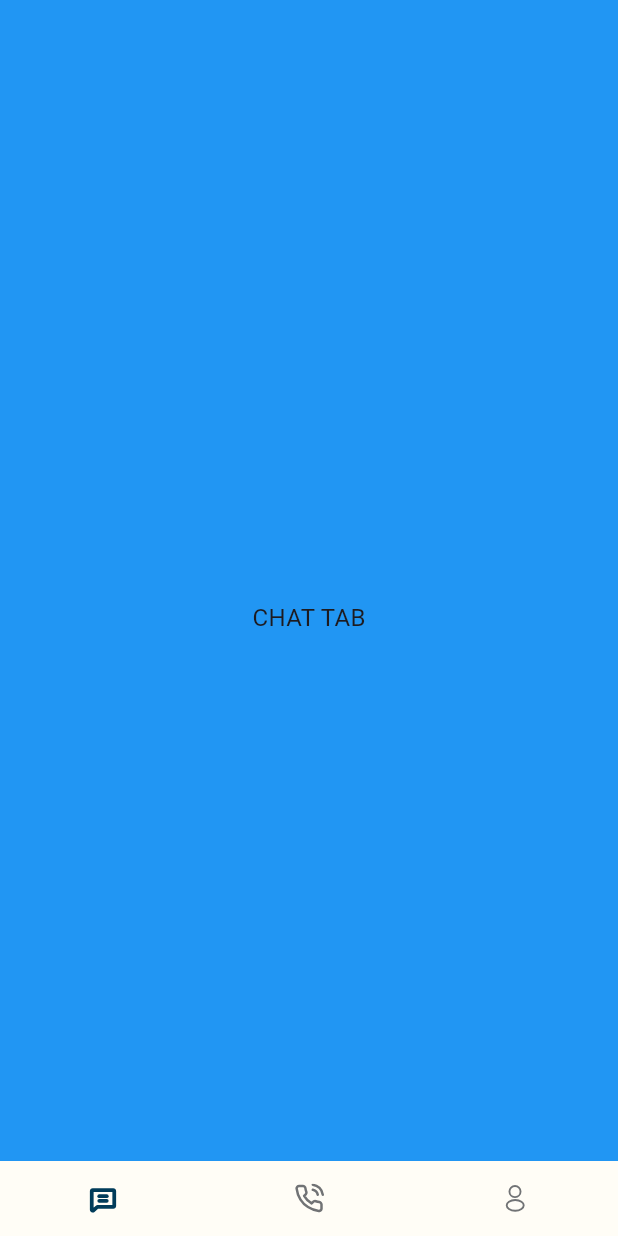
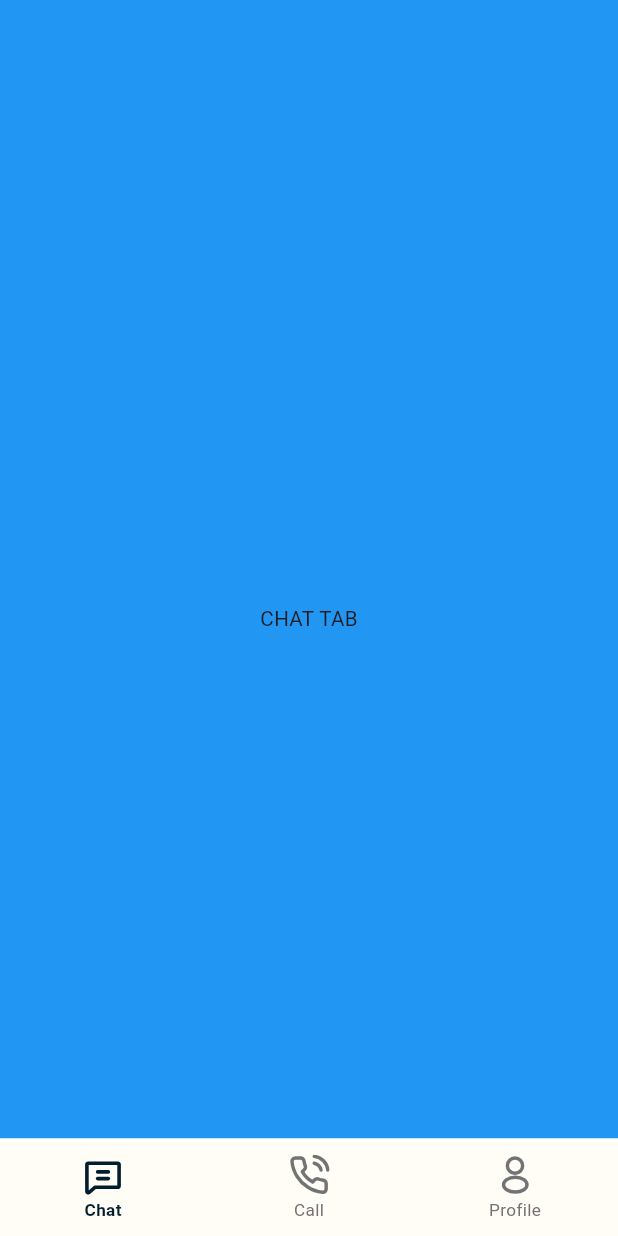
Before and after one commit to zakoraa/hajj-app, a Flutter app: the screen it shows after launch, on a phone screen of 412 x 824 dp. Run offline on Flutter 3.47's test engine with Material 3 defaults, Android fonts, the light colour scheme and no system bars; our stand-ins replace dio, flutter_riverpod, flutter_screenutil, flutter_svg, get_it, injectable and 3 more; generated files the repository leaves out were written again; Roboto replaces fonts that are missing (Poppins).

Commit message:
feat(styles): add text theme

```diff
--- a/lib/core/constants/assets/icon_asset_constant.dart
+++ b/lib/core/constants/assets/icon_asset_constant.dart
@@ -9,4 +9,5 @@ class IconAssetConstant {
   static const String call = "${basePath}call.svg";
   static const String chat = "${basePath}chat.svg";
   static const String profile = "${basePath}profile.svg";
+  static const String readStatus = "${basePath}read-status.svg";
 }
--- a/lib/core/constants/assets/image_asset_constant.dart
+++ b/lib/core/constants/assets/image_asset_constant.dart
@@ -5,4 +5,7 @@ class ImageAssetConstant {
   //  TODO: Menambahkan nama gambar dengan format selain svg dan icon
   // CONTOH
   //  static const String appLogo = "${basePath}app-logo.png";
+
+   static const String defaultProfile = "${basePath}default-profile.jpg";
+   static const String announcement = "${basePath}announcement.png";
 }
--- a/lib/core/constants/common/size_constant.dart
+++ b/lib/core/constants/common/size_constant.dart
@@ -1,5 +1,5 @@
 class SizeConstant {
   const SizeConstant._();
 
-  static const double bottomNavbarHeight = 50;
+  static const double bottomNavbarHeight = 65;
 }
--- a/lib/core/styles/colors/app_color.dart
+++ b/lib/core/styles/colors/app_color.dart
@@ -3,40 +3,42 @@ import 'package:flutter/material.dart';
 class AppColor {
   const AppColor._();
 
-  static theme(BuildContext context) => Theme.of(context);
+  static ColorScheme theme(BuildContext context) => Theme.of(context).colorScheme;
 
-  static Color primary(BuildContext context) => theme(context).colorScheme.primary;
-  static Color onPrimary(BuildContext context) => theme(context).colorScheme.onPrimary;
-  static Color borderPrimary(BuildContext context) => theme(context).colorScheme.primary;
-  static Color containerColorPrimary(BuildContext context) => theme(context).colorScheme.primaryContainer;
-  static Color onContainerColorPrimary(BuildContext context) => theme(context).colorScheme.onPrimaryContainer;
+  static Color primary(BuildContext context) => theme(context).primary;
+  static Color onPrimary(BuildContext context) => theme(context).onPrimary;
+  static Color borderPrimary(BuildContext context) => theme(context).primary;
+  static Color containerColorPrimary(BuildContext context) => theme(context).primaryContainer;
+  static Color onContainerColorPrimary(BuildContext context) => theme(context).onPrimaryContainer;
+  static Color primaryDarker(BuildContext context) => theme(context).primaryFixedDim;
 
-  static Color secondary(BuildContext context) => theme(context).colorScheme.secondary;
-  static Color onSecondary(BuildContext context) => theme(context).colorScheme.onSecondary;
-  static Color borderSecondary(BuildContext context) => theme(context).colorScheme.secondary;
-  static Color containerColorSecondary(BuildContext context) => theme(context).colorScheme.secondaryContainer;
-  static Color onContainerColorSecondary(BuildContext context) => theme(context).colorScheme.onSecondaryContainer;
+  static Color secondary(BuildContext context) => theme(context).secondary;
+  static Color onSecondary(BuildContext context) => theme(context).onSecondary;
+  static Color borderSecondary(BuildContext context) => theme(context).secondary;
+  static Color containerColorSecondary(BuildContext context) => theme(context).secondaryContainer;
+  static Color onContainerColorSecondary(BuildContext context) => theme(context).onSecondaryContainer;
 
-  static Color tertiary(BuildContext context) => theme(context).colorScheme.tertiary;
-  static Color onTertiary(BuildContext context) => theme(context).colorScheme.onTertiary;
-  static Color borderTertiary(BuildContext context) => theme(context).colorScheme.tertiary;
-  static Color containerColorTertiary(BuildContext context) => theme(context).colorScheme.tertiaryContainer;
-  static Color onContainerColorTertiary(BuildContext context) => theme(context).colorScheme.onTertiaryContainer;
+  static Color tertiary(BuildContext context) => theme(context).tertiary;
+  static Color onTertiary(BuildContext context) => theme(context).onTertiary;
+  static Color borderTertiary(BuildContext context) => theme(context).tertiary;
+  static Color containerColorTertiary(BuildContext context) => theme(context).tertiaryContainer;
+  static Color onContainerColorTertiary(BuildContext context) => theme(context).onTertiaryContainer;
 
-  static Color backgroundApp(BuildContext context) => theme(context).colorScheme.surface;
-  static Color onBackgroundApp(BuildContext context) => theme(context).colorScheme.onSurface;
-  static Color borderBackgroundApp(BuildContext context) => theme(context).colorScheme.surfaceContainerLow;
-  static Color containerColorBackgroundApp(BuildContext context) => theme(context).colorScheme.surfaceContainer;
-  static Color onContainerColorBackgroundApp(BuildContext context) => theme(context).colorScheme.onSurfaceContainer;
+  static Color backgroundApp(BuildContext context) => theme(context).surface;
+  static Color onBackgroundApp(BuildContext context) => theme(context).onSurface;
+  static Color borderBackgroundApp(BuildContext context) => theme(context).surfaceContainerLow;
+  static Color containerColorBackgroundApp(BuildContext context) => theme(context).surfaceContainer;
+  static Color onContainerColorBackgroundApp(BuildContext context) => theme(context).onSurfaceVariant;
 
-  static Color textColor(BuildContext context) => theme(context).colorScheme.onSurface;
+  static Color textColor(BuildContext context) => theme(context).onSurface;
 
-  static Color disableButton(BuildContext context) => theme(context).colorScheme.surfaceContainerHigh;
-  static Color disableTextOrIcon(BuildContext context) => theme(context).colorScheme.surfaceContainerHigh;
+  static Color disableButton(BuildContext context) => theme(context).surfaceContainerHigh;
+  static Color disableTextOrIcon(BuildContext context) => theme(context).surfaceContainerHigh;
 
-  static Color error(BuildContext context) => theme(context).colorScheme.error;
-  static Color onError(BuildContext context) => theme(context).colorScheme.onError;
+  static Color error(BuildContext context) => theme(context).error;
+  static Color onError(BuildContext context) => theme(context).onError;
 
-  static Color outline(BuildContext context) => theme(context).colorScheme.outline;
-  static Color shadow(BuildContext context) =>theme(context).colorScheme.shadow;
+  static Color outlineGrey(BuildContext context) => theme(context).outline;
+  static Color outlineLightGrey(BuildContext context) => theme(context).outlineVariant;
+  static Color shadow(BuildContext context) =>theme(context).shadow;
 }
--- a/lib/core/styles/colors/main_theme_color.dart
+++ b/lib/core/styles/colors/main_theme_color.dart
@@ -19,7 +19,7 @@ class MainThemeColor implements ThemeColor {
   Color get primaryFixed => primaryContainer; // Variasi tetap dari primary untuk konsistensi di area tertentu
 
   @override
-  Color get primaryFixedDim => primaryContainer.withValues(alpha: 0.8); // Versi redup dari primaryFixed
+  Color get primaryFixedDim => const Color(0xFF001E2D); // Versi redup dari primaryFixed
 
   @override
   Color get inversePrimary => white; // Warna kontras dengan primary (biasanya terang)
@@ -127,7 +127,7 @@ class MainThemeColor implements ThemeColor {
 
   // ========= Background and neutral colors
   @override
-  Color get lightGrey => const Color(0xFFBBBBBB); // Warna abu-abu terang untuk elemen netral
+  Color get lightGrey => const Color(0xFFEDEDED); // Warna abu-abu terang untuk elemen netral
 
   @override
   Color get grey => const Color(0xFF1F1F1F); // Warna abu-abu gelap untuk elemen netral
--- a/lib/core/styles/fonts/app_font.dart
+++ b/lib/core/styles/fonts/app_font.dart
@@ -9,6 +9,33 @@ class AppFont {
   const AppFont._();
 
   static const double _scale = 1.0;
+
+  static TextTheme theme(BuildContext context) => Theme.of(context).textTheme;
+
+  // Title styles
+  static TextStyle? titleSmall(BuildContext context) => theme(context).titleSmall;
+  static TextStyle? titleMedium(BuildContext context) => theme(context).titleMedium;
+  static TextStyle? titleLarge(BuildContext context) => theme(context).titleLarge;
+
+  // Body styles
+  static TextStyle? bodySmall(BuildContext context) => theme(context).bodySmall;
+  static TextStyle? bodyMedium(BuildContext context) => theme(context).bodyMedium;
+  static TextStyle? bodyLarge(BuildContext context) => theme(context).bodyLarge;
+
+  // Headline styles
+  static TextStyle? headlineSmall(BuildContext context) => theme(context).headlineSmall;
+  static TextStyle? headlineMedium(BuildContext context) => theme(context).headlineMedium;
+  static TextStyle? headlineLarge(BuildContext context) => theme(context).headlineLarge;
+
+  // Display styles
+  static TextStyle? displaySmall(BuildContext context) => theme(context).displaySmall;
+  static TextStyle? displayMedium(BuildContext context) => theme(context).displayMedium;
+  static TextStyle? displayLarge(BuildContext context) => theme(context).displayLarge;
+
+  // Label styles
+  static TextStyle? labelSmall(BuildContext context) => theme(context).labelSmall;
+  static TextStyle? labelMedium(BuildContext context) => theme(context).labelMedium;
+  static TextStyle? labelLarge(BuildContext context) => theme(context).labelLarge;
 
   static TextStyle baseText(BuildContext context) => TextStyle(
         fontFamily: "Poppins",
@@ -63,6 +90,8 @@ class AppFont {
       baseText(context).copyWith(fontSize: 29.sp * _scale);
   static TextStyle text30(BuildContext context) =>
       baseText(context).copyWith(fontSize: 30.sp * _scale);
+  static TextStyle text32(BuildContext context) =>
+      baseText(context).copyWith(fontSize: 32.sp * _scale);
   static TextStyle text38(BuildContext context) =>
       baseText(context).copyWith(fontSize: 38.sp * _scale);
   static TextStyle text40(BuildContext context) =>
@@ -72,7 +101,6 @@ class AppFont {
   static TextStyle text60(BuildContext context) =>
       baseText(context).copyWith(fontSize: 60.sp * _scale);
 
-  static TextStyle button(BuildContext context) => text14(context);
 }
 
 extension TextStyleWeightExtension on TextStyle {
--- a/lib/main.dart
+++ b/lib/main.dart
@@ -8,6 +8,8 @@ import 'ui/my_app.dart';
 
 export 'package:flutter_gen/gen_l10n/app_localization.dart';
 
+// dart run build_runner watch -d build --delete-conflicting-outputs
+
 Future<void> main() async {
   WidgetsFlutterBinding.ensureInitialized();
   SystemChrome.setPreferredOrientations(
--- a/lib/ui/common/common/widgets/svg_asset.dart
+++ b/lib/ui/common/common/widgets/svg_asset.dart
@@ -1,17 +1,18 @@
 import 'package:flutter/material.dart';
+import 'package:flutter_screenutil/flutter_screenutil.dart';
 import 'package:flutter_svg/flutter_svg.dart';
 
 class SvgAsset extends StatelessWidget {
   final String asset;
   final Color? color;
-  final double margin;
-  const SvgAsset(
-      {super.key, required this.asset, this.color, this.margin = 19});
+  final double size;
+  const SvgAsset({super.key, required this.asset, this.color, this.size = 25});
 
   @override
   Widget build(BuildContext context) {
-    return Padding(
-      padding: EdgeInsets.all(margin),
+    return SizedBox(
+      height: size.h,
+      width: size.w,
       child: SvgPicture.asset(
         asset,
         colorFilter:
--- a/lib/ui/user/main/widgets/bottom_navbar.dart
+++ b/lib/ui/user/main/widgets/bottom_navbar.dart
@@ -4,6 +4,7 @@ import 'package:flutter_screenutil/flutter_screenutil.dart';
 import 'package:hajj_umrah_accessories/core/constants/assets/icon_asset_constant.dart';
 import 'package:hajj_umrah_accessories/core/constants/common/size_constant.dart';
 import 'package:hajj_umrah_accessories/core/styles/colors/app_color.dart';
+import 'package:hajj_umrah_accessories/core/styles/fonts/app_font.dart';
 
 import '../../../../core/utils/lang.dart';
 import '../../../common/common/widgets/svg_asset.dart';
@@ -45,18 +46,34 @@ class _BottomNavbarState extends ConsumerState<BottomNavbar> {
     final selectedTabIndex = ref.watch(bottomNavbarViewModelProvider);
     final viewModel = ref.read(bottomNavbarViewModelProvider.notifier);
     final item = bottomNavbarList.elementAt(index);
+    final isSelectedIndex = selectedTabIndex == index;
     return GestureDetector(
       onTap: () => viewModel.selectTab(index),
       child: Container(
         height: SizeConstant.bottomNavbarHeight,
         width: 1.sw / 3,
         color: AppColor.backgroundApp(context),
-        child: SvgAsset(
-          asset: item.values.first,
-          margin: 15,
-          color: selectedTabIndex == index
-              ? AppColor.primary(context)
-              : AppColor.disableTextOrIcon(context),
+        child: Column(
+          crossAxisAlignment: CrossAxisAlignment.center,
+          mainAxisAlignment: MainAxisAlignment.center,
+          children: [
+            SvgAsset(
+              asset: item.values.first,
+              color: isSelectedIndex
+                  ? AppColor.primaryDarker(context)
+                  : AppColor.disableTextOrIcon(context),
+            ),
+            Text(
+              item.keys.first,
+              style: AppFont.text10(context).copyWith(
+                fontWeight:
+                    isSelectedIndex ? FontWeight.w700 : FontWeight.normal,
+                color: isSelectedIndex
+                    ? AppColor.primaryDarker(context)
+                    : AppColor.disableTextOrIcon(context),
+              ),
+            )
+          ],
         ),
       ),
     );
```
Also changed, not shown: lib/core/styles/fonts/app_text_theme.dart (+47 -11 lines), lib/ui/common/chat/widgets/chat_card.dart (added, +60 -0 lines), assets/icons/chat.svg, assets/icons/profile.svg, assets/icons/read-status.svg (added), assets/images/.png (deleted), assets/images/announcement.png (added), assets/images/default-profile.jpg (added).
